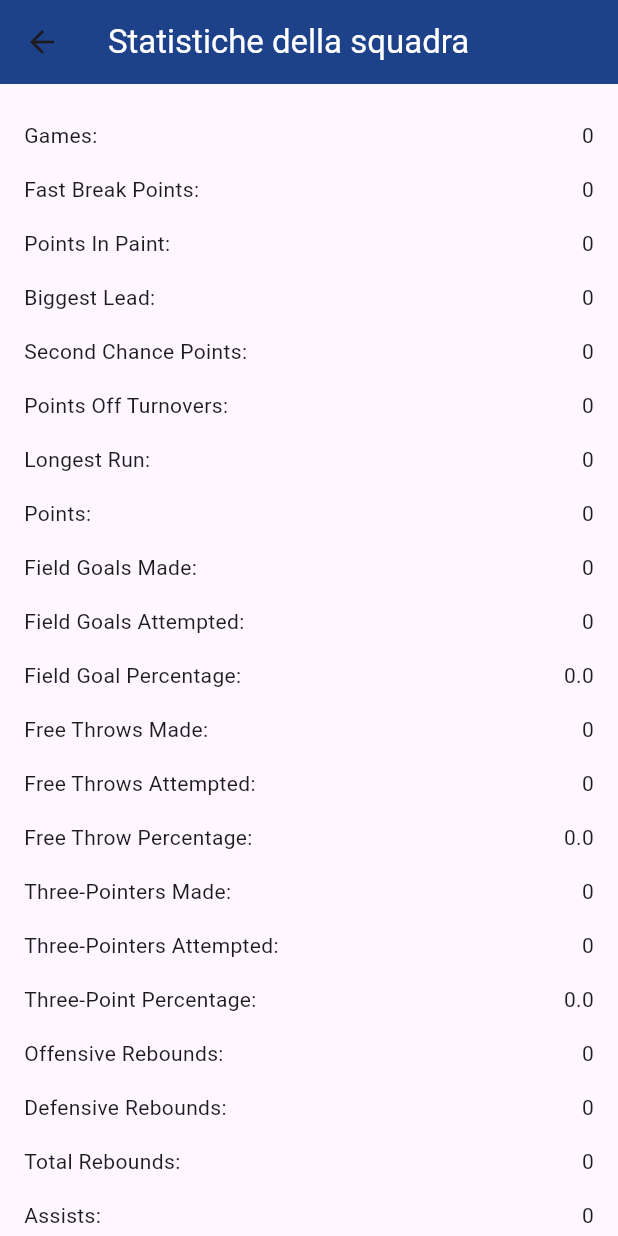
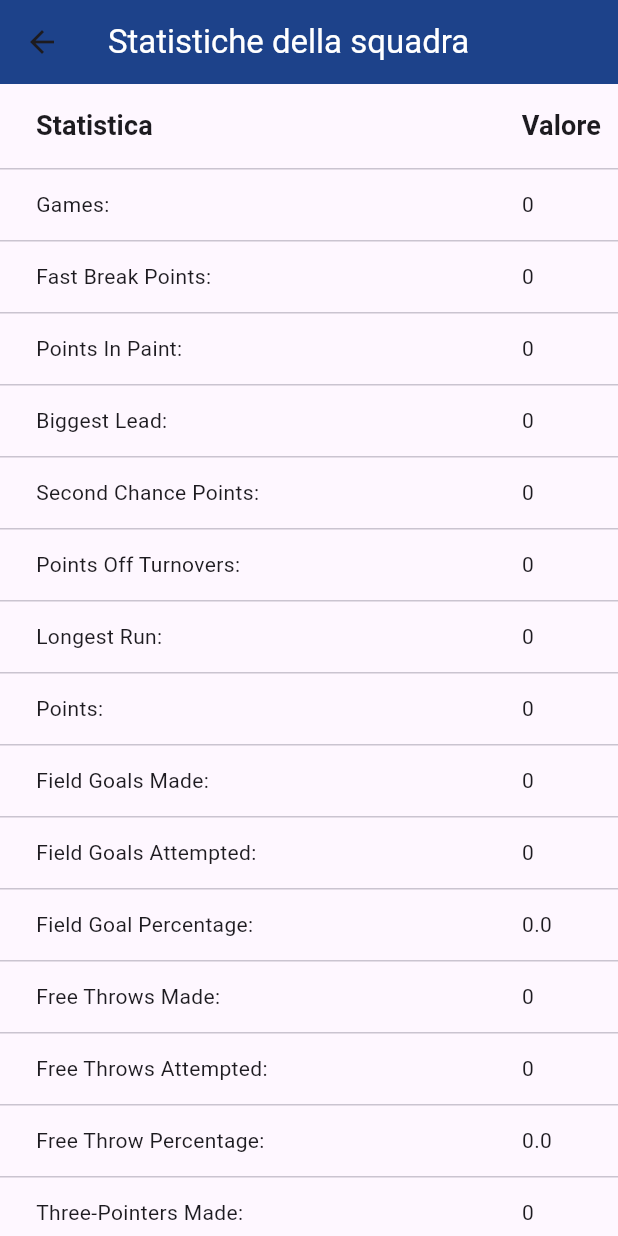
Before and after one commit to francescoridolfi7/progettoMobile_PaganiRidolfi, a Flutter app: the TeamStatisticsListScreen screen opened directly with empty values, on a phone screen of 412 x 824 dp. Run offline on Flutter 3.47's test engine with Material 3 defaults, Android fonts, the phone set to English and light mode, and no system bars; our stand-ins replace dio, logger, shared_preferences; accounts and stored records are empty; network calls fail.

Commit message:
miglioramento pagina statistiche in teamstatistics_list_screen

```diff
--- a/lib/ui/screens/teamstatistics_list_screen.dart
+++ b/lib/ui/screens/teamstatistics_list_screen.dart
@@ -1,3 +1,5 @@
+// ignore_for_file: prefer_const_literals_to_create_immutables, prefer_const_constructors
+
 import 'package:flutter/material.dart';
 import 'package:flutter_application_progettomobile_pagani_ridolfi/view_models/teamstatistics_view_model.dart';
 import 'package:flutter_application_progettomobile_pagani_ridolfi/data/models/nba_teamstatistics.dart';
@@ -7,13 +9,10 @@ class TeamStatisticsListScreen extends StatefulWidget {
   const TeamStatisticsListScreen({super.key, required this.teamId, required this.selectedSeason});
 
   final int teamId;
-
   final int selectedSeason;
 
   @override
-
-  TeamStatisticsListScreenState createState() =>
-      TeamStatisticsListScreenState();
+  TeamStatisticsListScreenState createState() => TeamStatisticsListScreenState();
 }
 
 class TeamStatisticsListScreenState extends State<TeamStatisticsListScreen> {
@@ -24,8 +23,7 @@ class TeamStatisticsListScreenState extends State<TeamStatisticsListScreen> {
 
     return Scaffold(
       appBar: AppBar(
-        title: const Text('Statistiche della squadra',
-            style: TextStyle(color: Colors.white)),
+        title: const Text('Statistiche della squadra', style: TextStyle(color: Colors.white)),
         backgroundColor: const Color.fromARGB(255, 29, 66, 138),
       ),
       body: FutureBuilder<void>(
@@ -66,48 +64,51 @@ class TeamStatisticsListScreenState extends State<TeamStatisticsListScreen> {
                   plusMinus: 0,
                 );
 
-            return ListView(
-              padding: const EdgeInsets.all(16),
-              children: [
-                _buildStatisticRow('Games:', teamStatistics.games),
-                _buildStatisticRow(
-                    'Fast Break Points:', teamStatistics.fastBreakPoints),
-                _buildStatisticRow(
-                    'Points In Paint:', teamStatistics.pointsInPaint),
-                _buildStatisticRow('Biggest Lead:', teamStatistics.biggestLead),
-                _buildStatisticRow(
-                    'Second Chance Points:', teamStatistics.secondChancePoints),
-                _buildStatisticRow(
-                    'Points Off Turnovers:', teamStatistics.pointsOffTurnovers),
-                _buildStatisticRow('Longest Run:', teamStatistics.longestRun),
-                _buildStatisticRow('Points:', teamStatistics.points),
-                _buildStatisticRow('Field Goals Made:', teamStatistics.fgm),
-                _buildStatisticRow(
-                    'Field Goals Attempted:', teamStatistics.fga),
-                _buildStatisticRow(
-                    'Field Goal Percentage:', teamStatistics.fgp),
-                _buildStatisticRow('Free Throws Made:', teamStatistics.ftm),
-                _buildStatisticRow(
-                    'Free Throws Attempted:', teamStatistics.fta),
-                _buildStatisticRow(
-                    'Free Throw Percentage:', teamStatistics.ftp),
-                _buildStatisticRow('Three-Pointers Made:', teamStatistics.tpm),
-                _buildStatisticRow(
-                    'Three-Pointers Attempted:', teamStatistics.tpa),
-                _buildStatisticRow(
-                    'Three-Point Percentage:', teamStatistics.tpp),
-                _buildStatisticRow(
-                    'Offensive Rebounds:', teamStatistics.offReb),
-                _buildStatisticRow(
-                    'Defensive Rebounds:', teamStatistics.defReb),
-                _buildStatisticRow('Total Rebounds:', teamStatistics.totReb),
-                _buildStatisticRow('Assists:', teamStatistics.assists),
-                _buildStatisticRow('Personal Fouls:', teamStatistics.pFouls),
-                _buildStatisticRow('Steals:', teamStatistics.steals),
-                _buildStatisticRow('Turnovers:', teamStatistics.turnovers),
-                _buildStatisticRow('Blocks:', teamStatistics.blocks),
-                _buildStatisticRow('Plus-Minus:', teamStatistics.plusMinus),
-              ],
+            return SingleChildScrollView(
+              scrollDirection: Axis.vertical,
+              child: SingleChildScrollView(
+                scrollDirection: Axis.horizontal,
+                child: DataTable(
+                  columnSpacing: 32,
+                  columns: [
+                    DataColumn(
+                      label: Text('Statistica', style: TextStyle(fontSize: 18, fontWeight: FontWeight.bold, fontFamily: 'Roboto')),
+                    ),
+                    DataColumn(label: Text('')),
+                    DataColumn(
+                      label: Text('Valore', style: TextStyle(fontSize: 18, fontWeight: FontWeight.bold, fontFamily: 'Roboto')),
+                    ),
+                  ],
+                  rows: [
+                    _buildDataRow('Games:', teamStatistics.games),
+                    _buildDataRow('Fast Break Points:', teamStatistics.fastBreakPoints),
+                    _buildDataRow('Points In Paint:', teamStatistics.pointsInPaint),
+                    _buildDataRow('Biggest Lead:', teamStatistics.biggestLead),
+                    _buildDataRow('Second Chance Points:', teamStatistics.secondChancePoints),
+                    _buildDataRow('Points Off Turnovers:', teamStatistics.pointsOffTurnovers),
+                    _buildDataRow('Longest Run:', teamStatistics.longestRun),
+                    _buildDataRow('Points:', teamStatistics.points),
+                    _buildDataRow('Field Goals Made:', teamStatistics.fgm),
+                    _buildDataRow('Field Goals Attempted:', teamStatistics.fga),
+                    _buildDataRow('Field Goal Percentage:', teamStatistics.fgp),
+                    _buildDataRow('Free Throws Made:', teamStatistics.ftm),
+                    _buildDataRow('Free Throws Attempted:', teamStatistics.fta),
+                    _buildDataRow('Free Throw Percentage:', teamStatistics.ftp),
+                    _buildDataRow('Three-Pointers Made:', teamStatistics.tpm),
+                    _buildDataRow('Three-Pointers Attempted:', teamStatistics.tpa),
+                    _buildDataRow('Three-Point Percentage:', teamStatistics.tpp),
+                    _buildDataRow('Offensive Rebounds:', teamStatistics.offReb),
+                    _buildDataRow('Defensive Rebounds:', teamStatistics.defReb),
+                    _buildDataRow('Total Rebounds:', teamStatistics.totReb),
+                    _buildDataRow('Assists:', teamStatistics.assists),
+                    _buildDataRow('Personal Fouls:', teamStatistics.pFouls),
+                    _buildDataRow('Steals:', teamStatistics.steals),
+                    _buildDataRow('Turnovers:', teamStatistics.turnovers),
+                    _buildDataRow('Blocks:', teamStatistics.blocks),
+                    _buildDataRow('Plus-Minus:', teamStatistics.plusMinus),
+                  ],
+                ),
+              ),
             );
           }
         },
@@ -115,16 +116,11 @@ class TeamStatisticsListScreenState extends State<TeamStatisticsListScreen> {
     );
   }
 
-  Widget _buildStatisticRow(String label, num value) {
-    return Padding(
-      padding: const EdgeInsets.symmetric(vertical: 8),
-      child: Row(
-        mainAxisAlignment: MainAxisAlignment.spaceBetween,
-        children: [
-          Text(label),
-          Text(value.toString()),
-        ],
-      ),
-    );
+  DataRow _buildDataRow(String label, num value) {
+    return DataRow(cells: [
+      DataCell(Text(label)),
+      DataCell(Container(width: 90)),
+      DataCell(Text(value.toString())),
+    ]);
   }
 }
```
